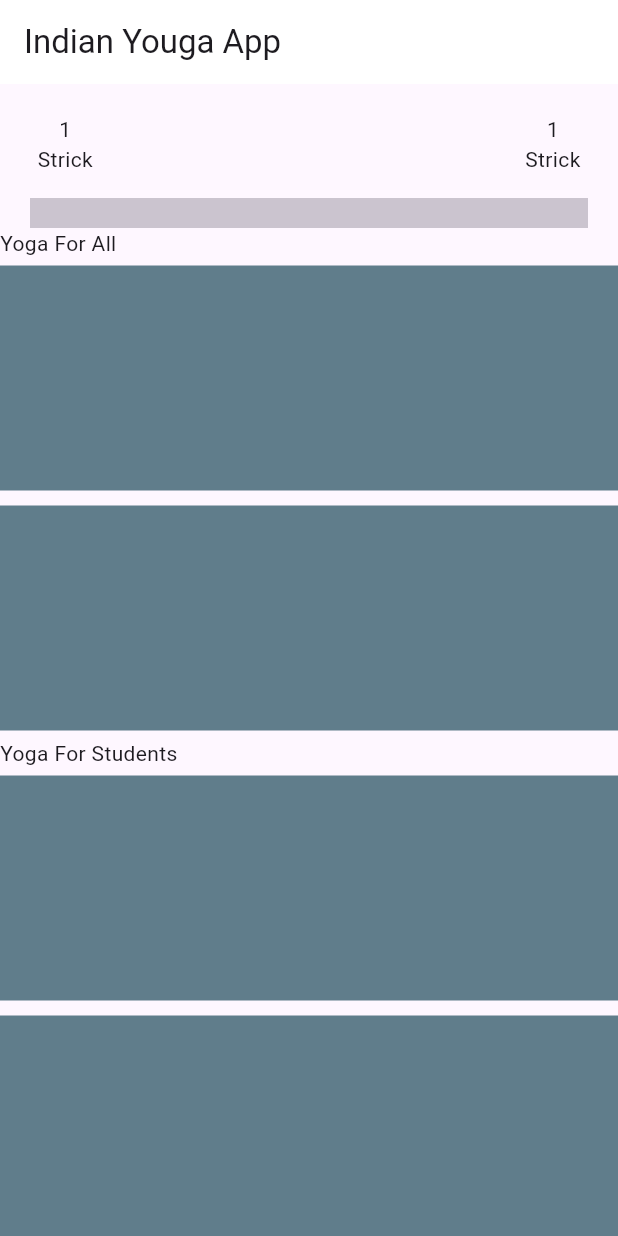
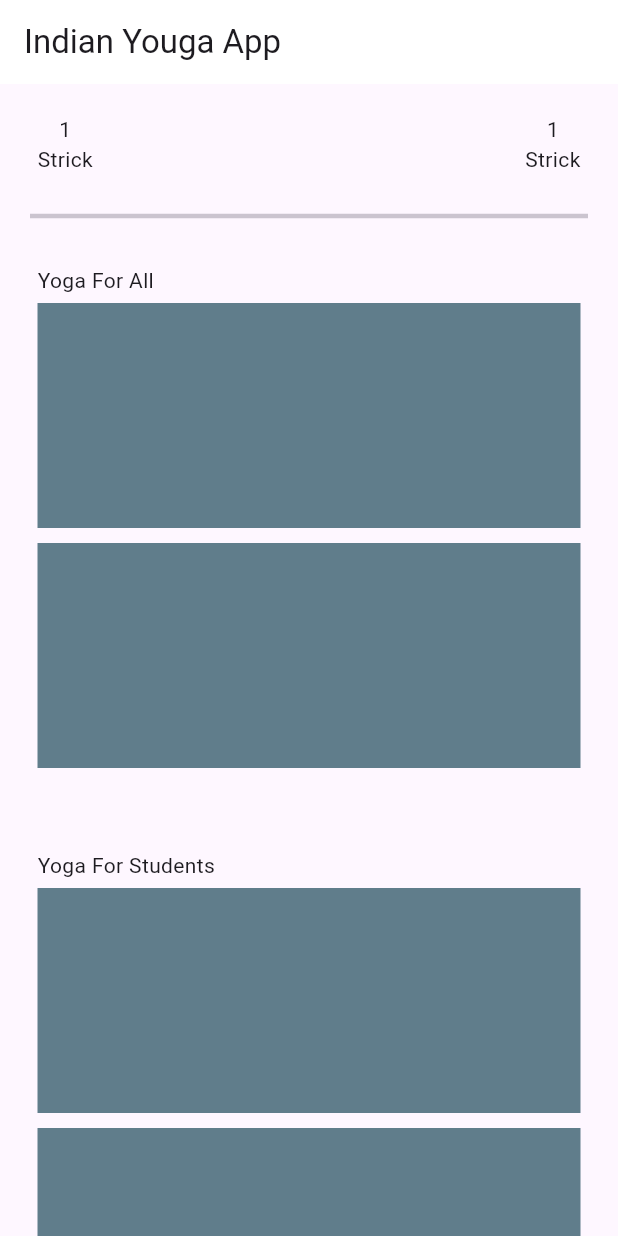
Before and after one commit to DhaneswarBhakat/Yoga_App, a Flutter app: the screen it shows after launch, on a phone screen of 412 x 824 dp. Run offline on Flutter 3.47's test engine with Material 3 defaults, Android fonts, the phone set to English and light mode, and no system bars.

Commit message:
commited from office and further continou from home.

```diff
--- a/lib/Screens/Home.dart
+++ b/lib/Screens/Home.dart
@@ -34,8 +34,9 @@ class Home extends StatelessWidget {
                 ],
               ),
             ),
-            Divider(thickness: 20, indent: 20, endIndent: 20,),
+            Divider(thickness: 3, indent: 20, endIndent: 20,),
             Container(
+              padding: EdgeInsets.all(25),
                 child: Column(
                   crossAxisAlignment: CrossAxisAlignment.start,
                   children: [
@@ -58,6 +59,7 @@ class Home extends StatelessWidget {
                 ),
               ),
             Container(
+              padding: EdgeInsets.all(25),
               child: Column(
                 crossAxisAlignment: CrossAxisAlignment.start,
                 children: [
```
